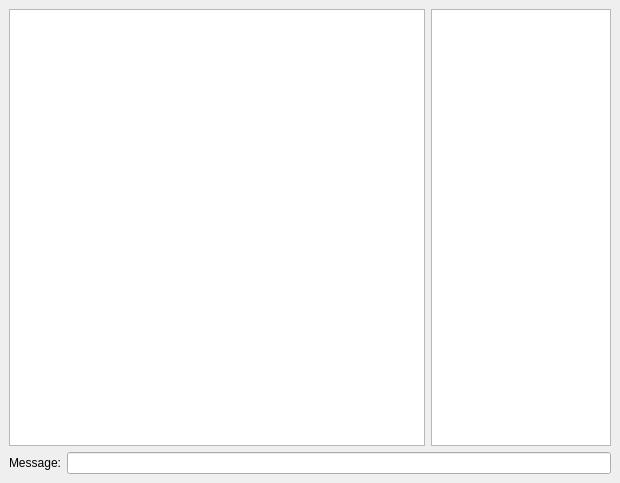
bogdyname/Freechat-Windows, file Freechat/freechat.ui: the form before one commit.
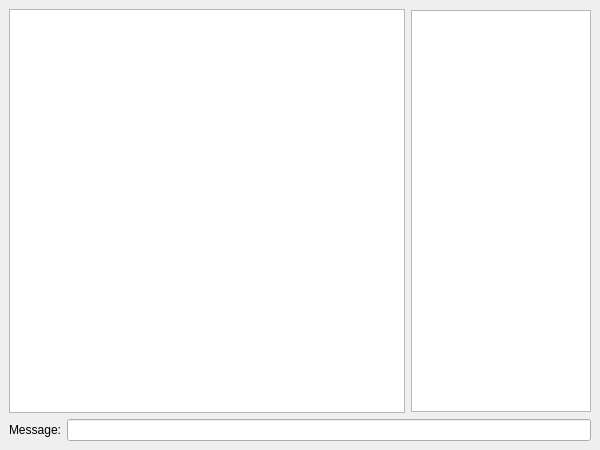
The form after the commit. Icons and pictures are not drawn.

```diff
--- a/Freechat/freechat.ui
+++ b/Freechat/freechat.ui
@@ -6,8 +6,8 @@
    <rect>
     <x>0</x>
     <y>0</y>
-    <width>620</width>
-    <height>483</height>
+    <width>600</width>
+    <height>450</height>
    </rect>
   </property>
   <property name="windowTitle">
@@ -17,6 +17,14 @@
    <iconset>
     <normaloff>../freechat.jpg</normaloff>../freechat.jpg</iconset>
   </property>
+  <property name="toolTipDuration">
+   <number>-12</number>
+  </property>
+  <property name="styleSheet">
+   <string notr="true">font: 9pt &quot;Letter Gothic Std&quot;;
+border-color: rgb(0, 0, 0);
+selection-background-color: rgb(158, 158, 158);</string>
+  </property>
   <layout class="QVBoxLayout">
    <property name="spacing">
     <number>6</number>
@@ -65,7 +73,7 @@
        <property name="maximumSize">
         <size>
          <width>180</width>
-         <height>16777215</height>
+         <height>402</height>
         </size>
        </property>
        <property name="focusPolicy">
```
